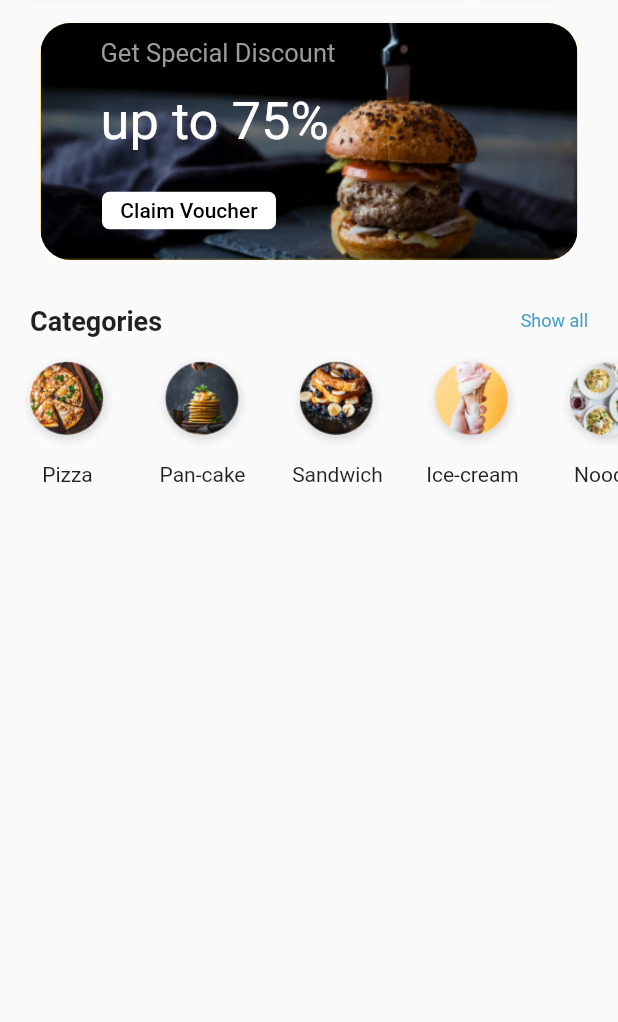
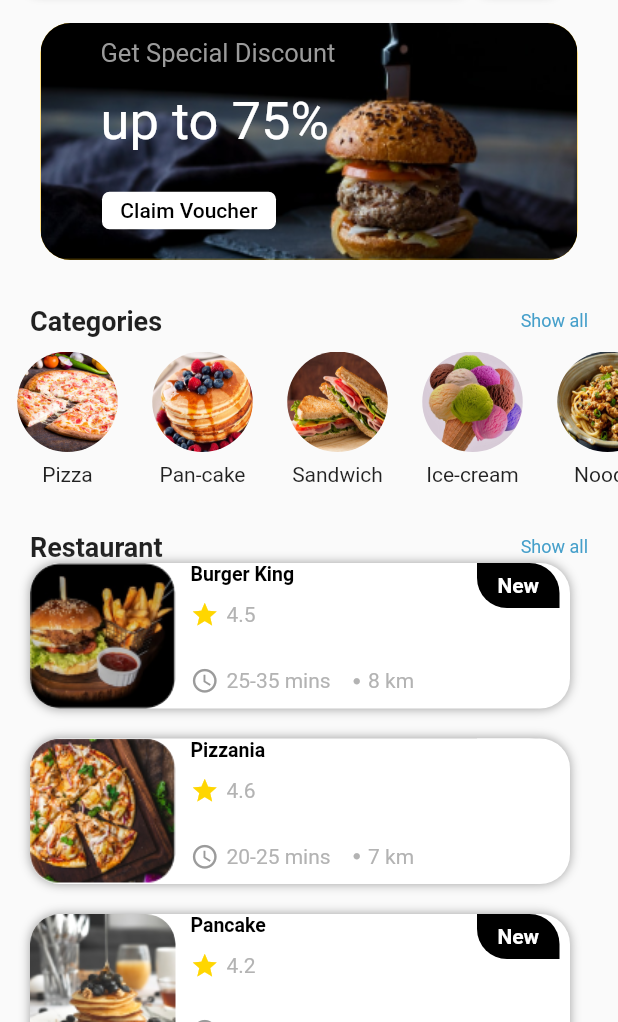
Before and after one commit to kadirhankeles/foodApp, a Flutter app: the homeScreen screen opened directly, on a phone screen of 412 x 824 dp, the part 214-1236 px from its top. Run offline on Flutter 3.47's test engine with Material 2 defaults, Android fonts, the phone set to English and light mode, and no system bars.

Commit message:
Restaurant kısmı eklendi.

```diff
--- a/lib/pages/homeScreen.dart
+++ b/lib/pages/homeScreen.dart
@@ -3,6 +3,7 @@ import 'package:flutter/src/widgets/container.dart';
 import 'package:flutter/src/widgets/framework.dart';
 import 'package:foodapplication/widgets/banner.dart';
 import 'package:foodapplication/widgets/categories.dart';
+import 'package:foodapplication/widgets/restaurant.dart';
 import 'package:foodapplication/widgets/searchBar.dart';
 import 'package:foodapplication/widgets/userLocation.dart';
 
@@ -16,11 +17,11 @@ class homeScreen extends StatefulWidget {
 class _homeScreenState extends State<homeScreen> {
   @override
   final List<String> categoriesImage = [
-    "assets/homeScreen/Ellipse 1.png",
-    "assets/homeScreen/Ellipse 2.png",
-    "assets/homeScreen/Ellipse 3.png",
-    "assets/homeScreen/Ellipse 4.png",
-    "assets/homeScreen/Ellipse 5.png",
+    "assets/homeScreen/pizza1.jpg",
+    "assets/homeScreen/pancake.jpg",
+    "assets/homeScreen/sandvic.jpg",
+    "assets/homeScreen/dondurma.jpg",
+    "assets/homeScreen/noodle.jpg",
   ];
   final List<String> categoriesName = [
     "Pizza",
@@ -29,9 +30,41 @@ class _homeScreenState extends State<homeScreen> {
     "Ice-cream",
     "Noodle",
   ];
+
+  final List<String> restaurantImage = [
+    "assets/homeScreen/Rectangle 8.png",
+    "assets/homeScreen/Rectangle 14 (2).png",
+    "assets/homeScreen/Rectangle 17.png",
+  ];
+  final List<String> restaurantName = [
+    "Burger King",
+    "Pizzania",
+    "Pancake",
+  ];
+  final List<double> restaurantStar = [
+    4.5,
+    4.6,
+    4.2,
+  ];
+  final List<String> restaurantTime = [
+    "25-35 mins",
+    "20-25 mins",
+    "25-35 mins",
+  ];
+  final List<String> restaurantDistance = [
+    "8 km",
+    "7 km",
+    "8 km",
+  ];
+  final List<bool> isNew = [
+    true,
+    false,
+    true,
+  ];
   Widget build(BuildContext context) {
     return Scaffold(
-      body: Column(
+      body: SingleChildScrollView(
+        child: Column(
           children: [
             SizedBox(
               height: 40,
@@ -73,20 +106,64 @@ class _homeScreenState extends State<homeScreen> {
             Container(
               width: double.infinity,
               height: 100,
-
               child: ListView.builder(
                 scrollDirection: Axis.horizontal,
                 itemCount: categoriesImage.length,
                 itemBuilder: (context, index) {
                   return Container(
-
                     width: 90,
-                child: categories(categoriesImage: categoriesImage[index], categoriesName: categoriesName[index]),
+                    child: categories(
+                        categoriesImage: categoriesImage[index],
+                        categoriesName: categoriesName[index]),
                   );
                 },
               ),
-          )
+            ),
+            SizedBox(
+              height: 20,
+            ),
+            Padding(
+              padding: const EdgeInsets.only(left: 20, right: 20),
+              child: Row(
+                mainAxisAlignment: MainAxisAlignment.spaceBetween,
+                children: [
+                  Text(
+                    'Restaurant',
+                    style: TextStyle(
+                      fontWeight: FontWeight.bold,
+                      fontSize: 18,
+                    ),
+                  ),
+                  Text(
+                    'Show all',
+                    style: TextStyle(fontSize: 12, color: Color(0xff459FCA)),
+                  ),
                 ],
+              ),
+            ),
+            Container(
+              height: 380,
+              width: double.infinity,
+              child: ListView.builder(
+                physics: ScrollPhysics(),
+                itemCount: restaurantImage.length,
+                itemBuilder: (context, index) {
+                  return Container(
+                      margin: index > 0
+                          ? EdgeInsets.only(top: 20)
+                          : EdgeInsets.only(top: 0),
+                      child: restaurant(
+                          restaurantImage: restaurantImage[index],
+                          restaurantName: restaurantName[index],
+                          restaurantStar: restaurantStar[index],
+                          restaurantTime: restaurantTime[index],
+                          restaurantDistance: restaurantDistance[index],
+                          isNew: isNew[index]));
+                },
+              ),
+            ),
+          ],
+        ),
       ),
     );
   }
```
Also changed, not shown: assets/homeScreen/Ellipse 1.png (deleted), assets/homeScreen/Ellipse 2.png (deleted), assets/homeScreen/Ellipse 3.png (deleted), assets/homeScreen/Ellipse 4.png (deleted), assets/homeScreen/Ellipse 5.png (deleted), assets/homeScreen/Rectangle 14 (2).png (added), assets/homeScreen/Rectangle 17.png (added), assets/homeScreen/Rectangle 8.png (added), assets/homeScreen/dondurma.jpg (added), assets/homeScreen/noodle.jpg (added), assets/homeScreen/pancake.jpg (added), assets/homeScreen/pizza1.jpg (added), assets/homeScreen/sandvic.jpg (added). Lines whose indentation alone changed are shown as unchanged.
